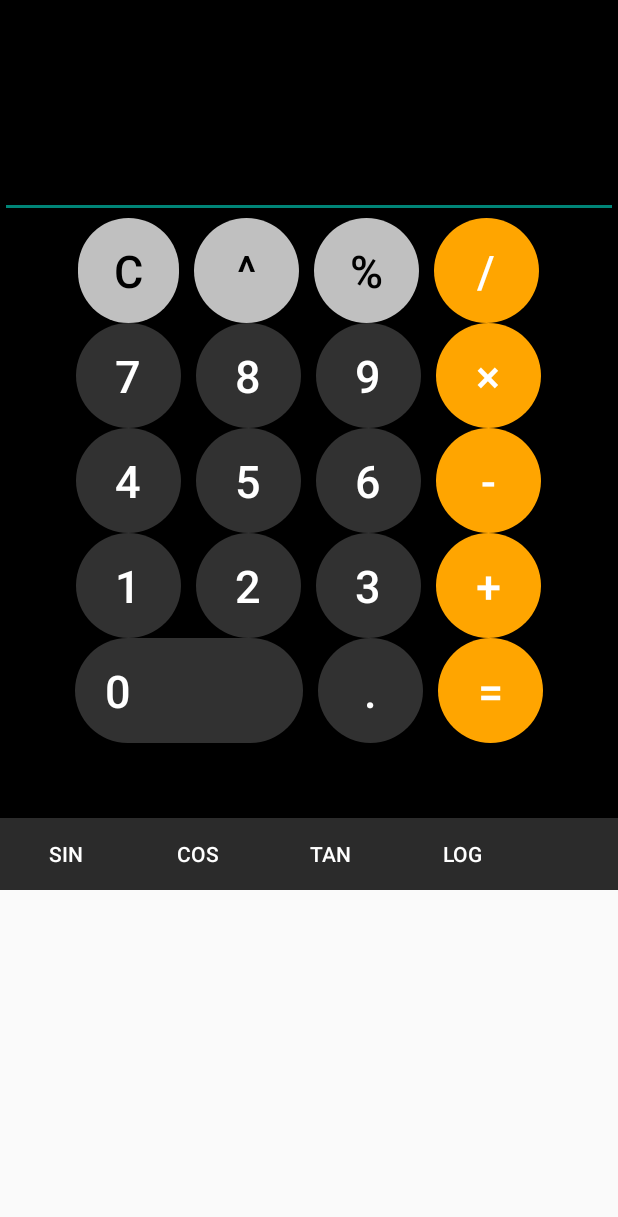
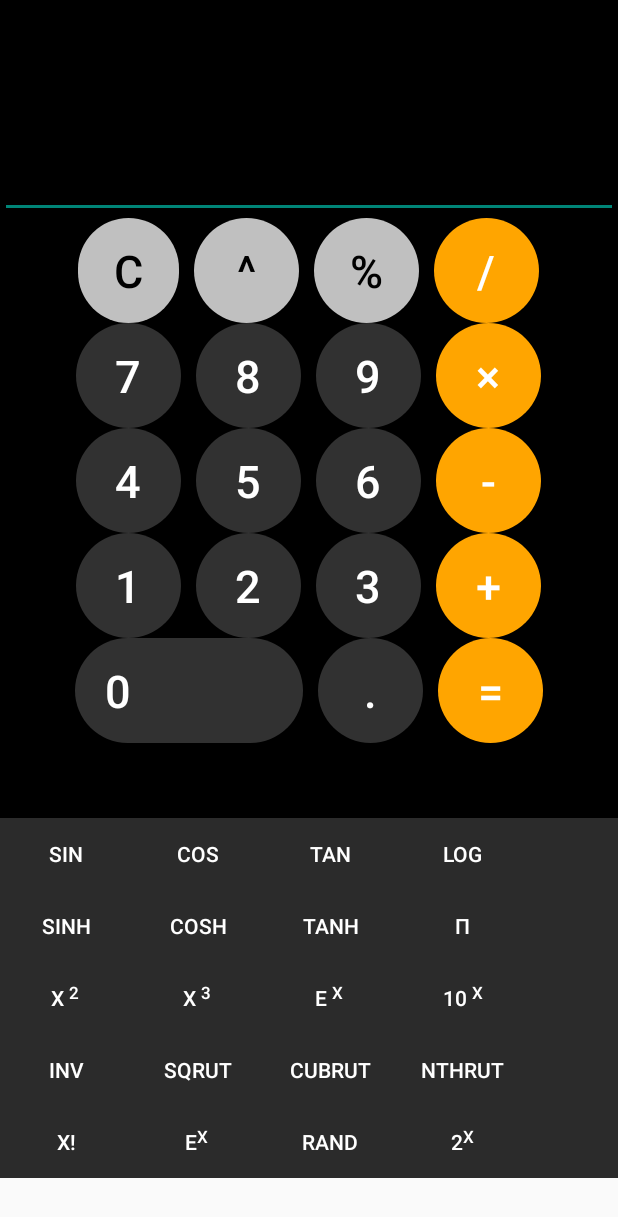
Before and after one commit to ZAHEER-svg/Calculator, an Android app: the screen it shows after launch (MainActivity), on a phone screen of 412 x 824 dp. Shown: the top 1217 px of the screen. Run offline under Robolectric (Android 15) with nearby library versions, the phone set to English and light mode, and no system bars.

Commit message:
Created mvp layout for the scientific buttons

```diff
--- a/app/src/main/res/layout/fragment_scientific_calculator.xml
+++ b/app/src/main/res/layout/fragment_scientific_calculator.xml
@@ -41,4 +41,133 @@
             android:text="@string/log_btn_text" />
     </LinearLayout>
 
+    <LinearLayout
+        android:layout_width="match_parent"
+        android:layout_height="wrap_content">
+        <Button
+            android:id="@+id/sinh_btn"
+            android:theme="@style/BorderLessButton"
+            android:layout_width="wrap_content"
+            android:layout_height="wrap_content"
+            android:text="@string/sinh_btn_text" />
+
+        <Button
+            android:id="@+id/cosh_btn"
+            android:theme="@style/BorderLessButton"
+            android:layout_width="wrap_content"
+            android:layout_height="wrap_content"
+            android:text="@string/cosh_btn_text" />
+
+        <Button
+            android:id="@+id/tanh_btn"
+            android:theme="@style/BorderLessButton"
+            android:layout_width="wrap_content"
+            android:layout_height="wrap_content"
+            android:text="@string/tanh_btn_text" />
+
+        <Button
+            android:id="@+id/pi_btn"
+            android:theme="@style/BorderLessButton"
+            android:layout_width="wrap_content"
+            android:layout_height="wrap_content"
+            android:text="@string/pie_btn_text" />
+    </LinearLayout>
+
+    <LinearLayout
+        android:layout_width="match_parent"
+        android:layout_height="wrap_content">
+        <Button
+            android:id="@+id/square_btn"
+            android:theme="@style/BorderLessButton"
+            android:layout_width="wrap_content"
+            android:layout_height="wrap_content"
+            android:text="@string/square_btn_text" />
+
+        <Button
+            android:id="@+id/cube_btn"
+            android:theme="@style/BorderLessButton"
+            android:layout_width="wrap_content"
+            android:layout_height="wrap_content"
+            android:text="@string/cube_btn_text" />
+
+        <Button
+            android:id="@+id/exponential_to_power_btn"
+            android:theme="@style/BorderLessButton"
+            android:layout_width="wrap_content"
+            android:layout_height="wrap_content"
+            android:text="@string/exponential_to_power_btn_text" />
+
+        <Button
+            android:id="@+id/ten_to_power_btn"
+            android:theme="@style/BorderLessButton"
+            android:layout_width="wrap_content"
+            android:layout_height="wrap_content"
+            android:text="@string/ten_to_power_btn_text" />
+    </LinearLayout>
+
+    <LinearLayout
+        android:layout_width="match_parent"
+        android:layout_height="wrap_content">
+        <Button
+            android:id="@+id/inverse_of_one_btn"
+            android:theme="@style/BorderLessButton"
+            android:layout_width="wrap_content"
+            android:layout_height="wrap_content"
+            android:text="@string/inverse_of_one_btn_text" />
+
+        <Button
+            android:id="@+id/square_root_btn"
+            android:theme="@style/BorderLessButton"
+            android:layout_width="wrap_content"
+            android:layout_height="wrap_content"
+            android:text="@string/square_root_btn_text" />
+
+        <Button
+            android:id="@+id/cube_root_btn"
+            android:theme="@style/BorderLessButton"
+            android:layout_width="wrap_content"
+            android:layout_height="wrap_content"
+            android:text="@string/cube_root_btn_text" />
+
+        <Button
+            android:id="@+id/nth_root_btn"
+            android:theme="@style/BorderLessButton"
+            android:layout_width="wrap_content"
+            android:layout_height="wrap_content"
+            android:text="@string/nth_root_btn_text" />
+    </LinearLayout>
+
+    <LinearLayout
+        android:layout_width="match_parent"
+        android:layout_height="wrap_content">
+        <Button
+            android:id="@+id/permutation_btn"
+            android:theme="@style/BorderLessButton"
+            android:layout_width="wrap_content"
+            android:layout_height="wrap_content"
+            android:text="@string/permutation_btn_text" />
+
+        <Button
+            android:id="@+id/exponential_const_btn"
+            android:theme="@style/BorderLessButton"
+            android:layout_width="wrap_content"
+            android:layout_height="wrap_content"
+            android:text="@string/exponential_const_btn_text" />
+
+        <Button
+            android:id="@+id/rand_num_btn"
+            android:theme="@style/BorderLessButton"
+            android:layout_width="wrap_content"
+            android:layout_height="wrap_content"
+            android:text="@string/rand_num_btn_text" />
+
+        <Button
+            android:id="@+id/two_to_power_btn"
+            android:theme="@style/BorderLessButton"
+            android:layout_width="wrap_content"
+            android:layout_height="wrap_content"
+            android:text="@string/two_to_power_btn_text" />
+    </LinearLayout>
+
+
 </LinearLayout>
--- a/app/src/main/res/values/strings.xml
+++ b/app/src/main/res/values/strings.xml
@@ -23,6 +23,20 @@
     <string name="tan_btn_text">tan</string>
     <string name="log_btn_text">log</string>
     <string name="pie_btn_text">&#960;</string>
-    <!-- TODO: Remove or change this placeholder text -->
     <string name="hello_blank_fragment">Hello blank fragment</string>
+    <string name="sinh_btn_text">sinh</string>
+    <string name="cosh_btn_text">cosh</string>
+    <string name="tanh_btn_text">tanh</string>
+    <string name="square_btn_text">x <small><sup>2</sup> </small></string>
+    <string name="cube_btn_text">x <small><sup>3</sup> </small></string>
+    <string name="exponential_to_power_btn_text">e <small><sup>x</sup> </small></string>
+    <string name="ten_to_power_btn_text">10 <small><sup>x</sup></small></string>
+    <string name="inverse_of_one_btn_text">inv</string>
+    <string name="square_root_btn_text">sqrut</string>
+    <string name="cube_root_btn_text">cubrut</string>
+    <string name="nth_root_btn_text">nthrut</string>
+    <string name="permutation_btn_text">x!</string>
+    <string name="rand_num_btn_text">rand</string>
+    <string name="two_to_power_btn_text">2<small><sup>x</sup></small></string>
+    <string name="exponential_const_btn_text">e<small><sup>x</sup></small> </string>
 </resources>
```
